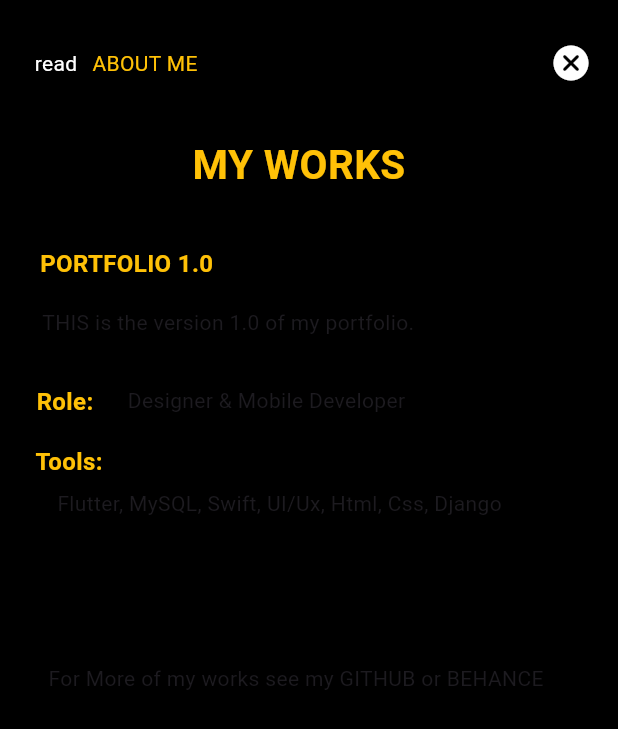
After one commit to Kay-kwaw/Mobile-portfolio, a Flutter app: the MyWidget screen opened directly, after a tap on "My Works", on a phone screen of 412 x 824 dp. The commit adds this screen. Shown: the top 729 px of the screen. Run offline on Flutter 3.47's test engine with Material 2 defaults, Android fonts, the phone set to English and light mode, and no system bars; our stand-ins replace animated_text_kit, page_transition; Roboto replaces fonts that are missing (PT Serif, Readex Pro).

Commit message:
charlie mabr3

```diff
--- a/lib/about_me.dart
+++ b/lib/about_me.dart
@@ -3,6 +3,7 @@ import 'package:page_transition/page_transition.dart';
 import 'package:portfolio/homescreen.dart';
 import 'package:portfolio/initialscreen.dart';
 import 'package:portfolio/menu.dart';
+import 'package:portfolio/mywork.dart';
 
 class AboutMe extends StatelessWidget {
   const AboutMe({super.key});
@@ -24,7 +25,7 @@ class AboutMe extends StatelessWidget {
                 onPressed: () => Navigator.push(context, PageTransition(type: PageTransitionType.scale, alignment: Alignment.bottomCenter, child: HomescreenWidget())),
               ),
             ),
-            Align(
+            const Align(
               alignment: AlignmentDirectional(-0.88, -0.92),
               child: Text(
                 'see',
@@ -35,12 +36,15 @@ class AboutMe extends StatelessWidget {
             ),
              Align(
               alignment: AlignmentDirectional(-0.67, -0.92),
+              child: InkWell(
+                onTap: () => Navigator.push(context, PageTransition(type: PageTransitionType.scale, alignment: Alignment.bottomCenter,duration: Duration(seconds: 2), child: MyWork())),
                 child: Text(
                   'MY WORKS',
                   style: TextStyle(
                         fontFamily: 'Readex Pro',
                         color: Colors.amber,
                         fontWeight: FontWeight.bold,
+                      ),
                 ),
               ),
             ),
--- a/lib/homescreen.dart
+++ b/lib/homescreen.dart
@@ -1,5 +1,4 @@
 
-import 'package:animated_text_kit/animated_text_kit.dart';
 import 'package:flutter/cupertino.dart';
 
 import 'package:flutter/material.dart';
@@ -228,32 +227,18 @@ Navigator.push(context, PageTransition(type: PageTransitionType.fade, duration:
                       ),
                 ),
               ),
-               Flexible(
+              const Flexible(
                 child: Padding(
                   padding: EdgeInsetsDirectional.fromSTEB(0, 0, 0, 70),
-                  child: AnimatedTextKit(
-                  animatedTexts: [
-                    TypewriterAnimatedText(
-                      'I\'M THE TOURCH\n          THAT\nILLUMINATES\nTHE MOBILE WITH\n  CAPTIVATING \n   EXPERIENCES',
+                  child: Text(
+                    'I\'M THE TOURCH\n          THAT\nILLUMINATES\nTHE MOBILE WITH\n  CAPTIVATING \n  EXPERIENCES',
                     textAlign: TextAlign.end,
-                      textStyle: const TextStyle(
+                    style: TextStyle(
                           fontFamily: 'PT Serif',
                           color: Colors.amber,
                           fontSize: 30,
                           fontWeight: FontWeight.w800,
                         ),
-                      speed: const Duration(milliseconds: 20),
-                    ),
-                    //   'I\'M THE TOURCH\n          THAT\nILLUMINATES\nTHE MOBILE WITH\n  CAPTIVATING \n  EXPERIENCES',
-                    // textAlign: TextAlign.end,
-                    // style: TextStyle(
-                    //       fontFamily: 'PT Serif',
-                    //       color: Colors.amber,
-                    //       fontSize: 30,
-                    //       fontWeight: FontWeight.w800,
-                    //     ),
-                  ]
-
                   ),
                 ),
               ),
--- a/lib/menu.dart
+++ b/lib/menu.dart
@@ -3,6 +3,7 @@ import 'package:page_transition/page_transition.dart';
 import 'package:portfolio/about_me.dart';
 import 'package:portfolio/homescreen.dart';
 import 'package:portfolio/initialscreen.dart';
+import 'package:portfolio/mywork.dart';
 
 class MyWidget extends StatelessWidget {
   const MyWidget({super.key});
@@ -33,14 +34,20 @@ Navigator.push(context, PageTransition(type: PageTransitionType.scale, alignment
                 ),
               ),
             ),
-            const Align(
+             Align(
               alignment: AlignmentDirectional(-0.04, -0.15),
-              child: Text(
-                'My Works',
-                style: TextStyle(
-                  fontFamily: 'PT Serif',
-                    fontSize: 28,
-                    color: Color.fromARGB(255, 128, 121, 121),
+              child: InkWell(
+                onTap: () {
+Navigator.push(context, PageTransition(type: PageTransitionType.scale, alignment: Alignment.bottomCenter,duration: Duration(seconds: 2), child: MyWork()));
+
+                },
+                child: const Text(
+                  'My Works',
+                  style: TextStyle(
+                    fontFamily: 'PT Serif',
+                      fontSize: 28,
+                      color: Color.fromARGB(255, 128, 121, 121),
+                  ),
                 ),
               ),
             ),
--- /dev/null
+++ b/lib/mywork.dart
@@ -0,0 +1,126 @@
+import 'package:flutter/material.dart';
+
+class MyWork extends StatelessWidget {
+  const MyWork({super.key});
+
+  @override
+  Widget build(BuildContext context) {
+    return const Scaffold(
+      backgroundColor: Colors.black,
+      body: SafeArea(
+        top: true,
+        child: Stack(
+          children: [
+            Align(
+              alignment: AlignmentDirectional(0.91, -0.93),
+              child: Icon(
+                Icons.cancel_rounded,
+                color: Colors.white,
+                size: 28,
+              ),
+            ),
+            Align(
+              alignment: AlignmentDirectional(-0.88, -0.92),
+              child: Text(
+                'read',
+                style:TextStyle(
+                  color: Colors.white,
+
+                ),
+              ),
+            ),
+            Align(
+              alignment: AlignmentDirectional(-0.64, -0.92),
+              child: Text(
+                'ABOUT ME',
+                style: TextStyle(
+                      fontFamily: 'Readex Pro',
+                      color: Colors.amber,
+                    ),
+              ),
+            ),
+            Align(
+              alignment: AlignmentDirectional(-0.05, -0.77),
+              child: Text(
+                'MY WORKS',
+                style:TextStyle(
+                      fontFamily: 'Readex Pro',
+                      color: Colors.amber,
+                      fontSize: 27,
+                      fontWeight: FontWeight.bold,
+                    ),
+              ),
+            ),
+            Align(
+              alignment: AlignmentDirectional(-0.65, -0.49),
+              child: Text(
+                'THIS is the version 1.0 of my portfolio. ',
+                style: TextStyle(),
+              ),
+            ),
+            Align(
+              alignment: AlignmentDirectional(-0.87, -0.26),
+              child: Text(
+                'Tools: ',
+                style: TextStyle(
+                      fontFamily: 'Readex Pro',
+                      color: Colors.amber,
+                      fontSize: 16,
+                      fontWeight: FontWeight.bold,
+                    ),
+              ),
+            ),
+            Align(
+              alignment: AlignmentDirectional(-0.82, -0.59),
+              child: Text(
+                'PORTFOLIO 1.0',
+                style: TextStyle(
+                      fontFamily: 'Readex Pro',
+                      color: Colors.amber,
+                      fontSize: 16,
+                      fontWeight: FontWeight.bold,
+                    ),
+              ),
+            ),
+            Align(
+              alignment: AlignmentDirectional(-0.30, 0.10),
+              child: Padding(
+                padding: EdgeInsetsDirectional.fromSTEB(12, 0, 12, 0),
+                child: Text(
+                  'For More of my works see my GITHUB or BEHANCE',
+                  style: TextStyle(),
+                ),
+              ),
+            ),
+            Align(
+              alignment: AlignmentDirectional(-0.87, -0.36),
+              child: Text(
+                'Role:',
+                style: TextStyle(
+                      fontFamily: 'Readex Pro',
+                      color: Colors.amber,
+                      fontSize: 16,
+                      fontWeight: FontWeight.bold,
+                    ),
+              ),
+            ),
+            Align(
+              alignment: AlignmentDirectional(-0.25, -0.36),
+              child: Text(
+                'Designer & Mobile Developer',
+                style: TextStyle(),
+              ),
+            ),
+            Align(
+              alignment: AlignmentDirectional(-0.34, -0.19),
+              child: Text(
+                'Flutter, MySQL, Swift, UI/Ux, Html, Css, Django',
+                style: TextStyle(),
+              ),
+            ),
+          ],
+        )
+        )
+    );
+  }
+}
```
Lines whose indentation alone changed are shown as unchanged.
